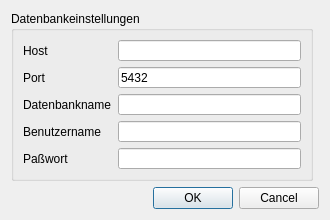
Old version of the form PostNAS_ConfDialogBase.ui in the repository Kreis-Unna/PostNAS_Search.
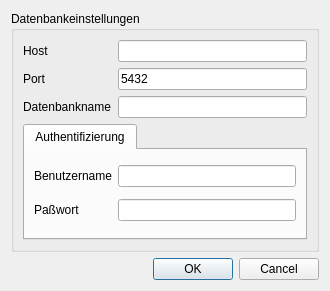
New version of the form.

Commit message: [FEATURE] Ermögliche Authcfg in Konfig-Dialog

```diff
--- a/PostNAS_ConfDialogBase.ui
+++ b/PostNAS_ConfDialogBase.ui
@@ -10,7 +10,7 @@
     <x>0</x>
     <y>0</y>
     <width>330</width>
-    <height>220</height>
+    <height>291</height>
    </rect>
   </property>
   <property name="sizePolicy">
@@ -25,33 +25,68 @@
     <height>220</height>
    </size>
   </property>
-  <property name="maximumSize">
-   <size>
-    <width>330</width>
-    <height>220</height>
-   </size>
-  </property>
   <property name="windowTitle">
    <string>ALKIS-Import</string>
   </property>
-  <layout class="QGridLayout" name="gridLayout">
-   <item row="0" column="0" rowspan="2">
+  <layout class="QGridLayout" name="gridLayout_2">
+   <item row="0" column="0">
     <widget class="QGroupBox" name="groupBox">
      <property name="title">
       <string>Datenbankeinstellungen</string>
      </property>
-     <layout class="QGridLayout" name="gridLayout_2">
-      <item row="2" column="0">
-       <widget class="QLabel" name="label_8">
-        <property name="text">
-         <string>Port</string>
+     <layout class="QGridLayout" name="gridLayout">
+      <item row="3" column="0" colspan="2">
+       <widget class="QTabWidget" name="tabWidget">
+        <property name="currentIndex">
+         <number>0</number>
         </property>
-        <property name="buddy">
-         <cstring>lePORT</cstring>
-        </property>
+        <widget class="QWidget" name="auth">
+         <attribute name="title">
+          <string>Authentifizierung</string>
+         </attribute>
+         <layout class="QGridLayout" name="gridLayout_5">
+          <item row="0" column="0">
+           <widget class="QLabel" name="label_4">
+            <property name="text">
+             <string>Benutzername</string>
+            </property>
+            <property name="buddy">
+             <cstring>leUID</cstring>
+            </property>
+           </widget>
+          </item>
+          <item row="0" column="1">
+           <widget class="QLineEdit" name="leUID">
+            <property name="text">
+             <string/>
+            </property>
+           </widget>
+          </item>
+          <item row="1" column="0">
+           <widget class="QLabel" name="label_5">
+            <property name="text">
+             <string>Paßwort</string>
+            </property>
+            <property name="buddy">
+             <cstring>lePWD</cstring>
+            </property>
+           </widget>
+          </item>
+          <item row="1" column="1">
+           <widget class="QLineEdit" name="lePWD">
+            <property name="text">
+             <string/>
+            </property>
+            <property name="echoMode">
+             <enum>QLineEdit::Password</enum>
+            </property>
+           </widget>
+          </item>
+         </layout>
+        </widget>
        </widget>
       </item>
-      <item row="2" column="1">
+      <item row="1" column="1">
        <widget class="QLineEdit" name="lePORT">
         <property name="inputMask">
          <string>99999; </string>
@@ -61,54 +96,10 @@
         </property>
        </widget>
       </item>
-      <item row="1" column="0">
-       <widget class="QLabel" name="label_7">
-        <property name="text">
-         <string>Host</string>
-        </property>
-        <property name="buddy">
-         <cstring>leHOST</cstring>
-        </property>
-       </widget>
-      </item>
-      <item row="1" column="1">
-       <widget class="QLineEdit" name="leHOST">
-        <property name="text">
-         <string/>
-        </property>
-       </widget>
-      </item>
-      <item row="3" column="1">
+      <item row="2" column="1">
        <widget class="QLineEdit" name="leDBNAME"/>
       </item>
-      <item row="4" column="0">
-       <widget class="QLabel" name="label_2">
-        <property name="text">
-         <string>Benutzername</string>
-        </property>
-        <property name="buddy">
-         <cstring>leUID</cstring>
-        </property>
-       </widget>
-      </item>
-      <item row="8" column="0">
-       <widget class="QLabel" name="label_3">
-        <property name="text">
-         <string>Paßwort</string>
-        </property>
-        <property name="buddy">
-         <cstring>lePWD</cstring>
-        </property>
-       </widget>
-      </item>
-      <item row="4" column="1">
-       <widget class="QLineEdit" name="leUID">
-        <property name="text">
-         <string/>
-        </property>
-       </widget>
-      </item>
-      <item row="3" column="0">
+      <item row="2" column="0">
        <widget class="QLabel" name="label">
         <property name="text">
          <string>Datenbankname</string>
@@ -118,21 +109,44 @@
         </property>
        </widget>
       </item>
-      <item row="8" column="1">
-       <widget class="QLineEdit" name="lePWD">
+      <item row="1" column="0">
+       <widget class="QLabel" name="label_8">
+        <property name="text">
+         <string>Port</string>
+        </property>
+        <property name="buddy">
+         <cstring>lePORT</cstring>
+        </property>
+       </widget>
+      </item>
+      <item row="0" column="1">
+       <widget class="QLineEdit" name="leHOST">
         <property name="text">
          <string/>
         </property>
-        <property name="echoMode">
-         <enum>QLineEdit::Password</enum>
+       </widget>
+      </item>
+      <item row="0" column="0">
+       <widget class="QLabel" name="label_7">
+        <property name="text">
+         <string>Host</string>
+        </property>
+        <property name="buddy">
+         <cstring>leHOST</cstring>
         </property>
        </widget>
       </item>
      </layout>
     </widget>
    </item>
-   <item row="4" column="0" colspan="2">
+   <item row="1" column="0">
     <widget class="QDialogButtonBox" name="buttonBox">
+     <property name="sizePolicy">
+      <sizepolicy hsizetype="Expanding" vsizetype="Preferred">
+       <horstretch>0</horstretch>
+       <verstretch>0</verstretch>
+      </sizepolicy>
+     </property>
      <property name="standardButtons">
       <set>QDialogButtonBox::Cancel|QDialogButtonBox::Ok</set>
      </property>
```
Left out of the diff: 15 changed lines with no effect on the pictures.
